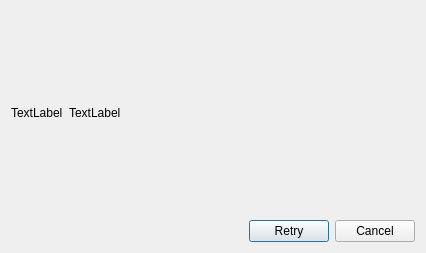
Old version of the form forms/qretrydialog.ui in the repository Jo2003/vlc_record.
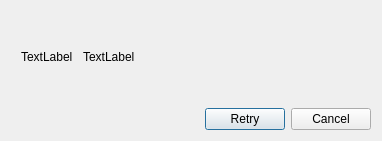
New version of the form.

Commit message: fine tune retry dialog

```diff
--- a/forms/qretrydialog.ui
+++ b/forms/qretrydialog.ui
@@ -6,8 +6,8 @@
    <rect>
     <x>0</x>
     <y>0</y>
-    <width>426</width>
-    <height>253</height>
+    <width>382</width>
+    <height>141</height>
    </rect>
   </property>
   <property name="windowTitle">
@@ -15,7 +15,22 @@
   </property>
   <layout class="QVBoxLayout" name="verticalLayout">
    <item>
-    <layout class="QHBoxLayout" name="horizontalLayout" stretch="0,2">
+    <layout class="QHBoxLayout" name="horizontalLayout" stretch="1,10">
+     <property name="spacing">
+      <number>10</number>
+     </property>
+     <property name="leftMargin">
+      <number>10</number>
+     </property>
+     <property name="topMargin">
+      <number>10</number>
+     </property>
+     <property name="rightMargin">
+      <number>10</number>
+     </property>
+     <property name="bottomMargin">
+      <number>10</number>
+     </property>
      <item>
       <widget class="QLabel" name="labIcon">
        <property name="text">
```
The commit also changes 4 other files.
